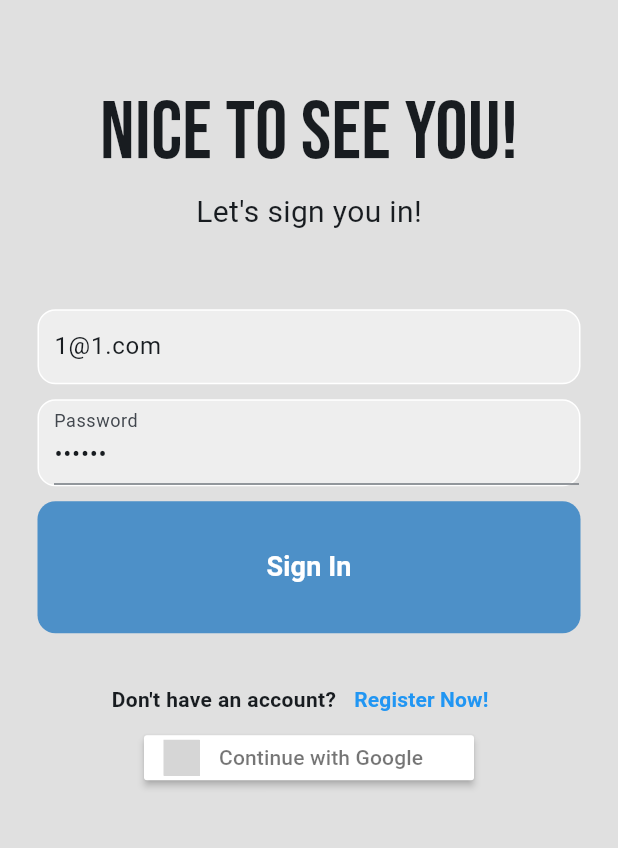
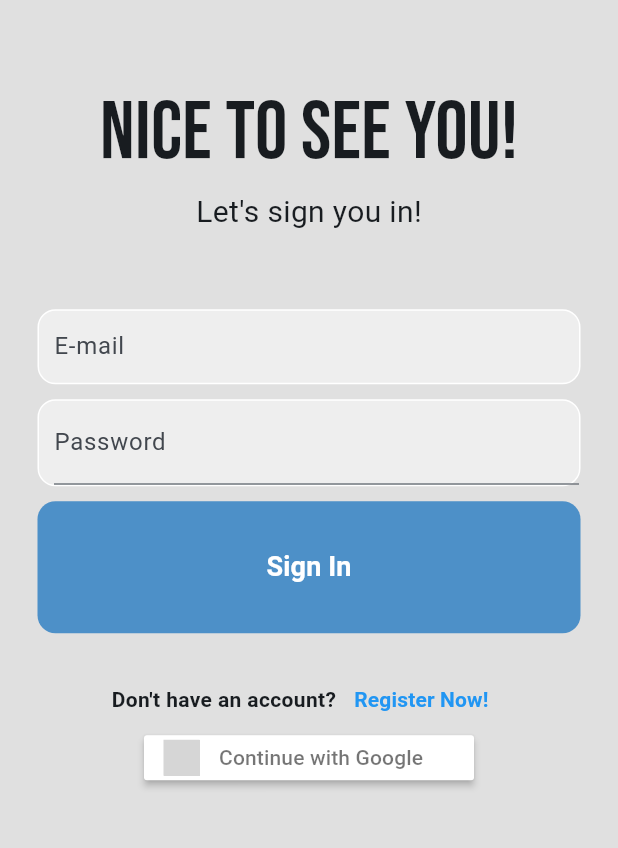
Before and after one commit to ACMHacettepeDevelopers/capsule-gsc, a Flutter app: the screen it shows after launch, on a phone screen of 412 x 824 dp, the part 359-1207 px from its top. Run offline on Flutter 3.47's test engine with Material 3 defaults, Android fonts, the phone set to English and light mode, and no system bars; drawn by our look-alikes of sign_in_button; our stand-ins replace awesome_notifications, cloud_firestore, firebase_auth, firebase_core, flutter_chat_types, flutter_chat_ui and 5 more; accounts and stored records are empty; grey boxes are pictures that could not be loaded.

Commit message:
Update sign_in_widget.dart

```diff
--- a/lib/widgets/sign_in_widget.dart
+++ b/lib/widgets/sign_in_widget.dart
@@ -59,7 +59,6 @@ class _SignInWidgetState extends ConsumerState<SignInWidget> {
               padding: const EdgeInsets.only(left: 10),
               child: TextFormField(
                   keyboardType: TextInputType.emailAddress,
-                  initialValue: "1@1.com",
                   decoration: const InputDecoration(
                       border: InputBorder.none, hintText: "E-mail"),
                   autocorrect: false,
@@ -85,7 +84,6 @@ class _SignInWidgetState extends ConsumerState<SignInWidget> {
             child: Padding(
               padding: const EdgeInsets.only(left: 10),
               child: TextFormField(
-                initialValue: "123456",
                 decoration: const InputDecoration(labelText: "Password"),
                 obscureText: true,
                 validator: Validator.passwordValidator,
```
